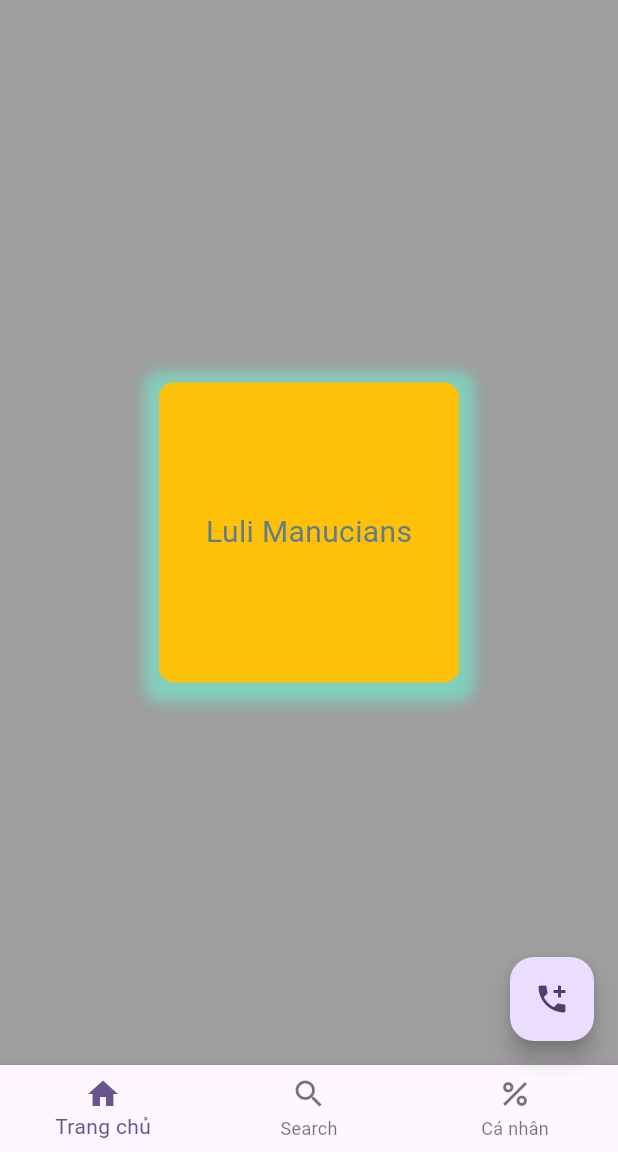
After one commit to Do2304/learn-Flutter-titv, a Flutter app: the screen it shows after launch, on a phone screen of 412 x 824 dp, the part 84-1236 px from its top. The commit adds this screen. Run offline on Flutter 3.47's test engine with Material 3 defaults, Android fonts, the phone set to English and light mode, and no system bars.

Commit message:
learn container

```diff
--- a/lib/main.dart
+++ b/lib/main.dart
@@ -2,6 +2,7 @@ import 'package:flutter/material.dart';
 import 'myScaffold.dart';
 import 'myAppBar.dart';
 import 'myText.dart';
+import 'myContainer.dart';
 
 void main() {
   runApp(const MyApp());
@@ -18,7 +19,7 @@ class MyApp extends StatelessWidget {
       theme: ThemeData(
         colorScheme: ColorScheme.fromSeed(seedColor: Colors.deepPurple),
       ),
-      home: myText(),
+      home: myContainer(),
     );
   }
 }
--- /dev/null
+++ b/lib/myContainer.dart
@@ -0,0 +1,80 @@
+import 'package:flutter/material.dart';
+
+class myContainer extends StatelessWidget {
+  const myContainer({super.key});
+
+  @override
+  Widget build(BuildContext context) {
+    return Scaffold(
+      appBar: AppBar(
+        title: Text("learn flutter"),
+        backgroundColor: Colors.blue,
+        elevation: 4,
+        actions: [
+          IconButton(
+            onPressed: () {
+              print("b1");
+            },
+            icon: Icon(Icons.search),
+          ),
+          IconButton(
+            onPressed: () {
+              print("b2");
+            },
+            icon: Icon(Icons.abc),
+          ),
+          IconButton(
+            onPressed: () {
+              print("b3");
+            },
+            icon: Icon(Icons.more_vert_outlined),
+          ),
+        ],
+      ),
+      backgroundColor: Colors.grey,
+
+      body: Center(
+        // learn Container
+        child: Container(
+          width: 200,
+          height: 200,
+          decoration: BoxDecoration(
+            color: Colors.amber,
+            borderRadius: BorderRadius.circular(10),
+            boxShadow: [
+              BoxShadow(
+                color: Colors.tealAccent.withOpacity(0.5),
+                spreadRadius: 10,
+                blurRadius: 7,
+                offset: const Offset(0, 3),
+              ),
+            ],
+          ),
+          padding: const EdgeInsets.all(10),
+          margin: const EdgeInsets.all(20),
+          child: Align(
+            alignment: Alignment.center,
+            child: const Text(
+              "Luli Manucians",
+              style: TextStyle(color: Colors.blueGrey, fontSize: 20),
+            ),
+          ),
+        ),
+      ),
+
+      floatingActionButton: FloatingActionButton(
+        onPressed: () {
+          print("Pressed");
+        },
+        child: const Icon(Icons.add_ic_call),
+      ),
+      bottomNavigationBar: BottomNavigationBar(
+        items: [
+          BottomNavigationBarItem(icon: Icon(Icons.home), label: "Trang chủ"),
+          BottomNavigationBarItem(icon: Icon(Icons.search), label: "Search"),
+          BottomNavigationBarItem(icon: Icon(Icons.percent), label: "Cá nhân"),
+        ],
+      ),
+    );
+  }
+}
```
